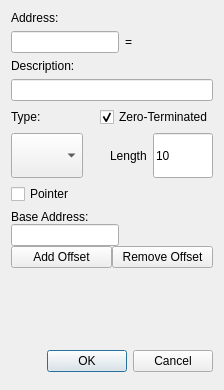
Above: GUI/AddAddressManuallyDialog.ui from korcankaraokcu/PINCE before the change. Below: the same form after it.
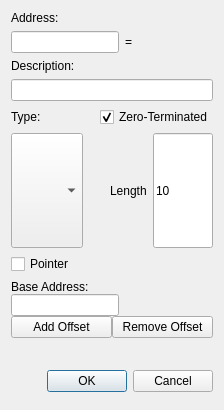
That is the form after the change.

Commit message: Fix sizing issues

```diff
--- a/GUI/AddAddressManuallyDialog.ui
+++ b/GUI/AddAddressManuallyDialog.ui
@@ -7,7 +7,7 @@
     <x>0</x>
     <y>0</y>
     <width>224</width>
-    <height>390</height>
+    <height>410</height>
    </rect>
   </property>
   <property name="sizePolicy">
@@ -153,12 +153,12 @@
       <enum>Qt::Vertical</enum>
      </property>
      <property name="sizeType">
-      <enum>QSizePolicy::Expanding</enum>
+      <enum>QSizePolicy::Minimum</enum>
      </property>
      <property name="sizeHint" stdset="0">
       <size>
        <width>20</width>
-       <height>40</height>
+       <height>20</height>
       </size>
      </property>
     </spacer>
```
Left out of the diff: 3 changed lines with no effect on the pictures. The commit also changes 2 other files.
